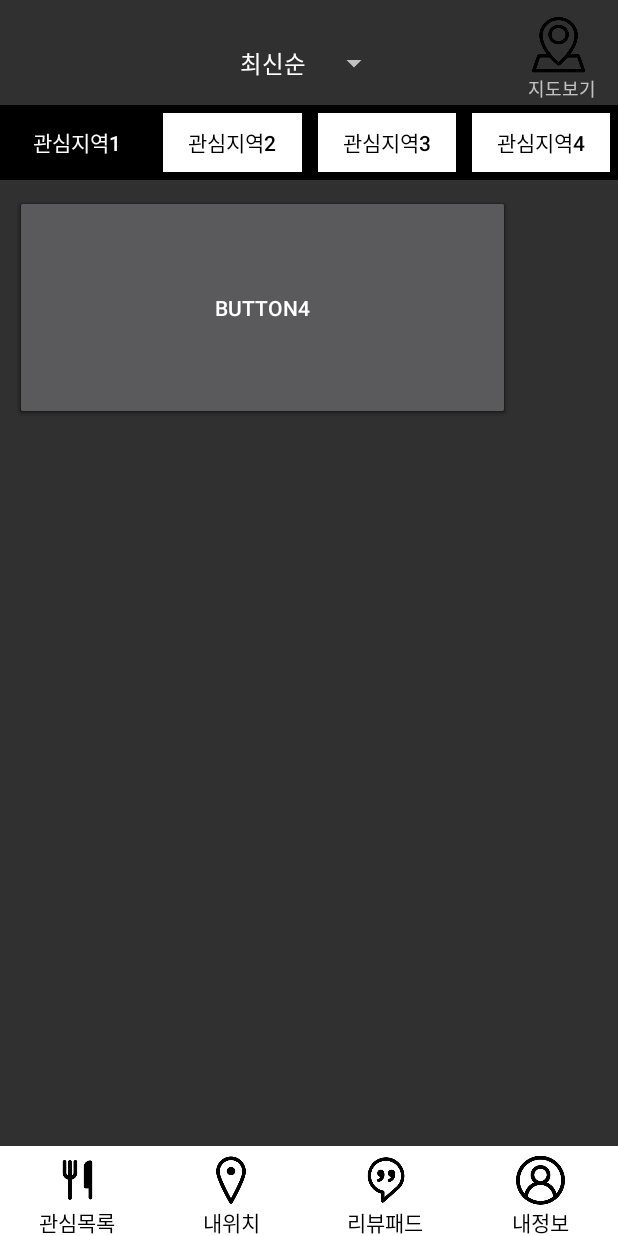
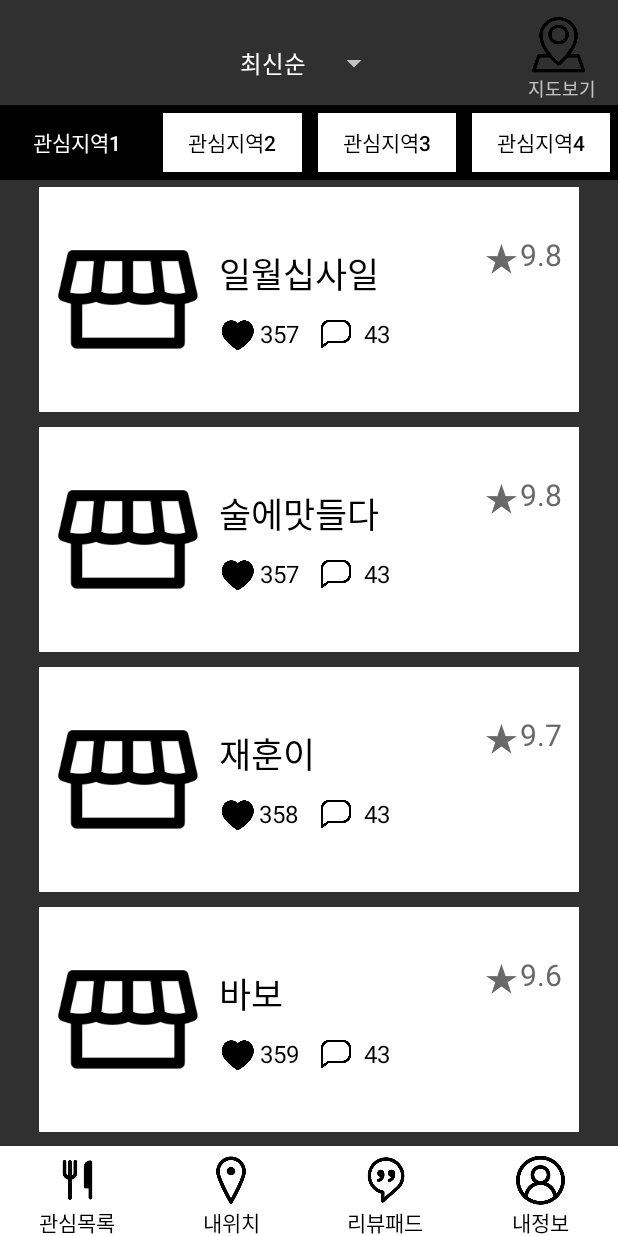
Before and after one commit to SnoopyKim/NewSikDang, an Android app: the screen it shows after launch (MainActivity), on a phone screen of 412 x 824 dp. Run offline under Robolectric (Android 15) with nearby library versions, the phone set to English and light mode, and no system bars.

Commit message:
Recycler View
수정할 부분
=> Image 바꾸는법

```diff
--- a/app/build.gradle
+++ b/app/build.gradle
@@ -45,4 +45,5 @@ dependencies {
     implementation 'com.google.firebase:firebase-auth:16.0.1'
     implementation 'com.google.firebase:firebase-database:16.0.1'
     implementation 'com.naver.maps.open:naver-map-api:2.1.2@aar'
+    implementation 'com.android.support:recyclerview-v7:27.1.1'
 }
--- a/app/src/main/AndroidManifest.xml
+++ b/app/src/main/AndroidManifest.xml
@@ -32,7 +32,9 @@
         <activity android:name=".OneFragment" />
         <activity android:name=".TwoFragment" />
         <activity android:name=".ThreeFragment" />
-        <activity android:name=".FourFragment"></activity>
+        <activity android:name=".FourFragment" />
+        <activity android:name=".ReslistActivity" />
+        <activity android:name=".ThreeList"></activity>
     </application>
 
 </manifest>
--- /dev/null
+++ b/app/src/main/java/project/com/newsikdang/Adapter.java
@@ -0,0 +1,52 @@
+package project.com.newsikdang;
+
+import android.content.ClipData;
+import android.content.Context;
+import android.support.v7.widget.RecyclerView;
+import android.view.LayoutInflater;
+import android.view.View;
+import android.view.ViewGroup;
+import android.widget.ImageView;
+import android.widget.TextView;
+import android.widget.Toast;
+
+import java.util.ArrayList;
+
+public class Adapter extends RecyclerView.Adapter<RecyclerViewHolder> {
+    private ArrayList<ReslistActivity> mItems;
+    Context mContext;
+    public Adapter(ArrayList itemList) {
+        mItems = itemList;
+    }
+    // 필수 오버라이드 : View 생성, ViewHolder 호출
+    @Override
+    public RecyclerViewHolder onCreateViewHolder(ViewGroup parent, int viewType) {
+        View v = LayoutInflater.from(parent.getContext()).inflate(R.layout.activity_reslist, parent, false);
+        mContext = parent.getContext();
+        RecyclerViewHolder holder = new RecyclerViewHolder(v);
+        return holder;
+    }
+    // 필수 오버라이드 : 재활용되는 View 가 호출, Adapter 가 해당 position 에 해당하는 데이터를 결합
+    @Override
+    public void onBindViewHolder(RecyclerViewHolder holder, final int position) {
+        // 해당 position 에 해당하는 데이터 결합
+        holder.mRestxt1.setText(mItems.get(position).restxt1);
+        holder.mRestxt2.setText(mItems.get(position).restxt2);
+        holder.mRestxt3.setText(mItems.get(position).restxt3);
+        holder.mRestxt4.setText(mItems.get(position).restxt4);
+
+
+        // 이벤트처리 : 생성된 List 중 선택된 목록번호를 Toast로 출력
+        holder.itemView.setOnClickListener(new View.OnClickListener() {
+            @Override
+            public void onClick(View v) {
+                Toast.makeText(mContext, String.format("%d 선택", position + 1), Toast.LENGTH_SHORT).show();
+            }
+        });
+    }
+    // 필수 오버라이드 : 데이터 갯수 반환
+    @Override
+    public int getItemCount() {
+        return mItems.size();
+    }
+}
--- a/app/src/main/java/project/com/newsikdang/OneFragment.java
+++ b/app/src/main/java/project/com/newsikdang/OneFragment.java
@@ -1,21 +1,58 @@
 package project.com.newsikdang;
 
 
+import android.graphics.Canvas;
 import android.support.v4.app.Fragment;
 import android.support.v7.app.AppCompatActivity;
 import android.os.Bundle;
+import android.support.v7.widget.DefaultItemAnimator;
+import android.support.v7.widget.LinearLayoutManager;
+import android.support.v7.widget.RecyclerView;
 import android.view.LayoutInflater;
 import android.view.View;
 import android.view.ViewGroup;
 import android.widget.AdapterView;
 import android.widget.Button;
+import android.widget.RelativeLayout;
 import android.widget.Spinner;
 import android.widget.Toast;
 
+import java.util.ArrayList;
+
 public class OneFragment extends Fragment implements View.OnClickListener {
+    RecyclerView mRecyclerView;
+    Adapter mAdapter;
+    LinearLayoutManager mLayoutManager;
+
     @Override
     public View onCreateView(LayoutInflater inflater, ViewGroup container, Bundle savedInstanceState) {
         View v = inflater.inflate(R.layout.onefragment, container, false);
+
+        mRecyclerView = (RecyclerView) v.findViewById(R.id.recycler1);
+        mLayoutManager = new LinearLayoutManager(this.getContext());
+        mLayoutManager.setOrientation(LinearLayoutManager.VERTICAL);
+
+        ArrayList<ReslistActivity> items = new ArrayList();
+        items.add(new ReslistActivity("일월십사일", "357", "43", "9.8"));
+        items.add(new ReslistActivity("술에맛들다", "357", "43", "9.8"));
+        items.add(new ReslistActivity("재훈이", "358", "43", "9.7"));
+        items.add(new ReslistActivity("바보", "359", "43", "9.6"));
+        items.add(new ReslistActivity("싸가지", "357", "43", "9.8"));
+
+        // LinearLayout으로 설정
+        mRecyclerView.setLayoutManager(mLayoutManager);
+        // Animation Defualt 설정
+        mRecyclerView.setItemAnimator(new DefaultItemAnimator());
+        // Decoration 설정
+        mRecyclerView.addItemDecoration(new RecyclerView.ItemDecoration() {
+            @Override
+            public void onDraw(Canvas c, RecyclerView parent, RecyclerView.State state) {
+                super.onDraw(c, parent, state);
+            }
+        });
+        // Adapter 생성
+        mAdapter = new Adapter(items);
+        mRecyclerView.setAdapter(mAdapter);
 
         Spinner spinner = v.findViewById(R.id.spinner);
         spinner.setOnItemSelectedListener(new AdapterView.OnItemSelectedListener() {
--- /dev/null
+++ b/app/src/main/java/project/com/newsikdang/RecyclerViewHolder.java
@@ -0,0 +1,19 @@
+package project.com.newsikdang;
+
+import android.support.v7.widget.RecyclerView;
+import android.view.View;
+import android.widget.TextView;
+
+public class RecyclerViewHolder extends RecyclerView.ViewHolder {
+    public TextView mRestxt1;
+    public TextView mRestxt2;
+    public TextView mRestxt3;
+    public TextView mRestxt4;
+    public RecyclerViewHolder(View itemView) {
+        super(itemView);
+        mRestxt1 = (TextView) itemView.findViewById(R.id.restxt1);
+        mRestxt2 = (TextView) itemView.findViewById(R.id.restxt2);
+        mRestxt3 = (TextView) itemView.findViewById(R.id.restxt3);
+        mRestxt4 = (TextView) itemView.findViewById(R.id.restxt4);
+    }
+}
--- /dev/null
+++ b/app/src/main/java/project/com/newsikdang/ReslistActivity.java
@@ -0,0 +1,29 @@
+package project.com.newsikdang;
+
+import android.media.Image;
+import android.support.v7.app.AppCompatActivity;
+import android.os.Bundle;
+
+public class ReslistActivity extends AppCompatActivity {
+    String restxt1;
+    String restxt2;
+    String restxt3;
+    String restxt4;
+
+    @Override
+    protected void onCreate(Bundle savedInstanceState) {
+        super.onCreate(savedInstanceState);
+        setContentView(R.layout.activity_reslist);
+    }
+    public String getRestxt1() {return restxt1;}
+    public String getRestxt2() {return restxt2;}
+    public String getRestxt3() {return restxt3;}
+    public String getRestxt4() {return restxt4;}
+
+    public ReslistActivity(String restxt1, String restxt2, String restxt3, String restxt4) {
+        this.restxt1 = restxt1;
+        this.restxt2 = restxt2;
+        this.restxt3 = restxt3;
+        this.restxt4 = restxt4;
+    }
+}
--- /dev/null
+++ b/app/src/main/res/layout/activity_reslist.xml
@@ -0,0 +1,96 @@
+<?xml version="1.0" encoding="utf-8"?>
+<RelativeLayout xmlns:android="http://schemas.android.com/apk/res/android"
+    xmlns:app="http://schemas.android.com/apk/res-auto"
+    xmlns:tools="http://schemas.android.com/tools"
+    android:layout_width="match_parent"
+    android:layout_height="160dp"
+    tools:context=".ReslistActivity">
+    <RelativeLayout
+        android:layout_width="360dp"
+        android:layout_height="150dp"
+        android:background="#FFFFFF"
+        android:layout_centerInParent="true">
+        <ImageView
+            android:id="@+id/resimg"
+            android:layout_width="100dp"
+            android:layout_height="100dp"
+            android:layout_marginLeft="10dp"
+            android:layout_centerVertical="true"
+            android:src="@drawable/shop_blank"
+            />
+       <TextView
+           android:id="@+id/restxt1"
+           android:layout_width="130dp"
+           android:layout_height="wrap_content"
+           android:textSize="23dp"
+           android:textColor="#000000"
+           android:layout_marginTop="40dp"
+           android:layout_marginBottom="10dp"
+           android:layout_marginLeft="10dp"
+           android:layout_toRightOf="@+id/resimg"
+           />
+        <ImageView
+            android:id="@+id/heart"
+            android:layout_width="25dp"
+            android:layout_height="25dp"
+            android:layout_below="@+id/restxt1"
+            android:layout_alignLeft="@+id/restxt1"
+            android:background="@drawable/heart_fill"
+            />
+        <TextView
+            android:id="@+id/restxt2"
+            android:layout_width="30dp"
+            android:layout_height="25dp"
+            android:textSize="16dp"
+            android:textColor="#000000"
+            android:gravity="center"
+            android:layout_below="@+id/restxt1"
+            android:layout_toRightOf="@+id/heart"
+            />
+        <ImageView
+            android:id="@+id/txt"
+            android:layout_width="25dp"
+            android:layout_height="25dp"
+            android:layout_below="@+id/restxt1"
+            android:layout_toRightOf="@+id/restxt2"
+            android:layout_marginLeft="10dp"
+            android:padding="2dp"
+            android:src="@drawable/text_blank"
+            />
+        <TextView
+            android:id="@+id/restxt3"
+            android:layout_width="30dp"
+            android:layout_height="25dp"
+            android:textSize="16dp"
+            android:textColor="#000000"
+            android:gravity="center"
+            android:layout_below="@+id/restxt1"
+            android:layout_toRightOf="@+id/txt"
+            />
+
+        <TextView
+            android:id="@+id/star"
+            android:layout_width="wrap_content"
+            android:layout_height="wrap_content"
+            android:textColor="#696969"
+            android:textSize="26dp"
+            android:gravity="center"
+            android:layout_toLeftOf="@+id/restxt4"
+            android:layout_marginTop="28dp"
+            android:text="★"
+            />
+        <TextView
+            android:id="@+id/restxt4"
+            android:layout_width="30dp"
+            android:layout_height="30dp"
+            android:textSize="20dp"
+            android:textColor="#696969"
+            android:gravity="center"
+            android:layout_alignParentRight="true"
+            android:layout_marginTop="30dp"
+            android:layout_marginRight="10dp"
+            />
+    </RelativeLayout>
+
+
+</RelativeLayout>
--- a/app/src/main/res/layout/onefragment.xml
+++ b/app/src/main/res/layout/onefragment.xml
@@ -78,40 +78,12 @@
     </LinearLayout>
 
     <!--식당목록-->
-    <ScrollView
-        android:layout_width="match_parent"
-        android:layout_height="match_parent"
-        android:layout_below="@+id/frag1_top"
-        android:padding="10dp">
-        <RelativeLayout
+        <android.support.v7.widget.RecyclerView
+            android:id="@+id/recycler1"
             android:layout_width="match_parent"
             android:layout_height="match_parent"
+            android:layout_below="@+id/frag1_top"
             >
-            <Button
-                android:id="@+id/frag1_btn1"
-                android:layout_width="330dp"
-                android:layout_height="150dp"
-                android:layout_gravity="center"
-                android:text="button1"/>
-            <Button
-                android:id="@+id/frag1_btn2"
-                android:layout_width="330dp"
-                android:layout_height="150dp"
-                android:layout_gravity="center"
-                android:text="button2"/>
-            <Button
-                android:id="@+id/frag1_btn3"
-                android:layout_width="330dp"
-                android:layout_height="150dp"
-                android:layout_gravity="center"
-                android:text="button3"/>
-            <Button
-                android:id="@+id/frag1_btn4"
-                android:layout_width="330dp"
-                android:layout_height="150dp"
-                android:layout_gravity="center"
-                android:text="button4"/>
-        </RelativeLayout>
-    </ScrollView>
+        </android.support.v7.widget.RecyclerView>
 
 </RelativeLayout>
```
Also changed, not shown: app/src/main/java/project/com/newsikdang/ThreeAdapter.java (added, +50 -0 lines), app/src/main/java/project/com/newsikdang/ThreeFragment.java (+44 -2 lines), app/src/main/java/project/com/newsikdang/ThreeList.java (added, +22 -0 lines), app/src/main/java/project/com/newsikdang/ThreeRecyclerViewHolder.java (added, +16 -0 lines), app/src/main/res/layout/threefragment.xml (+4 -33 lines), app/src/main/res/layout/threelist.xml (added, +43 -0 lines), app/src/main/res/drawable/goodemoji.png (added), app/src/main/res/drawable/shop_blank.PNG (added), app/src/main/res/drawable/star.png (added), app/src/main/res/drawable/text_blank.PNG (added).
